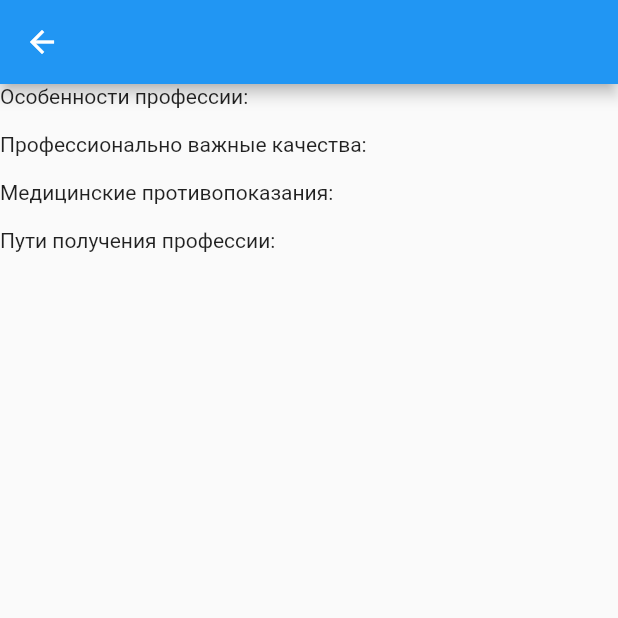
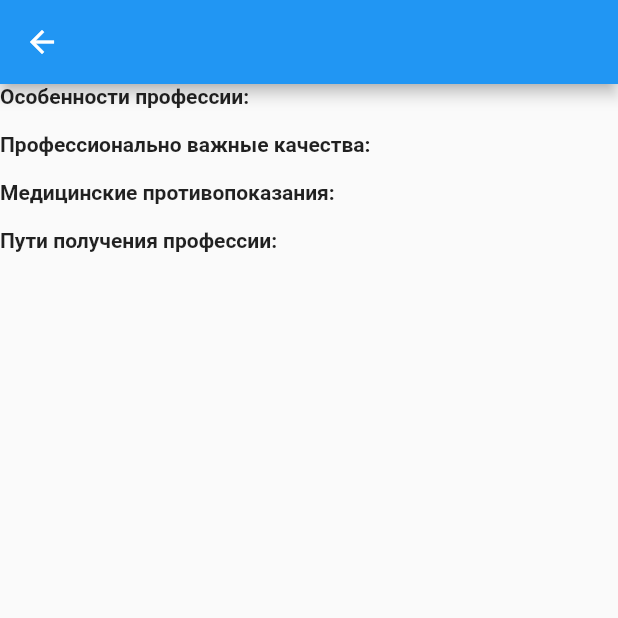
Before and after one commit to cjrsgu/career-guidance-app, a Flutter app: the ProfessiogramScreen screen opened directly with empty values, on a phone screen of 412 x 824 dp, the top half of it. Run offline on Flutter 3.47's test engine with Material 2 defaults, Android fonts, the phone set to English and light mode, and no system bars; our stand-ins replace flutter_redux, redux, redux_thunk.

Commit message:
small style fixes

```diff
--- a/lib/professiogramScreen.dart
+++ b/lib/professiogramScreen.dart
@@ -16,7 +16,10 @@ class ProfessiogramScreen extends StatelessWidget {
         body: Column(
           children: <Widget>[
             Container(
-              child: Text('Особенности профессии:'),
+              child: Text(
+                'Особенности профессии:',
+                style: TextStyle(fontWeight: FontWeight.bold),
+              ),
               alignment: AlignmentDirectional(-1.0, -1.0),
             ),
             Container(
@@ -24,7 +27,10 @@ class ProfessiogramScreen extends StatelessWidget {
               alignment: AlignmentDirectional(-1.0, -1.0),
             ),
             Container(
-              child: Text('Профессионально важные качества:'),
+              child: Text(
+                'Профессионально важные качества:',
+                style: TextStyle(fontWeight: FontWeight.bold),
+              ),
               alignment: AlignmentDirectional(-1.0, -1.0),
             ),
             Container(
@@ -32,7 +38,10 @@ class ProfessiogramScreen extends StatelessWidget {
               alignment: AlignmentDirectional(-1.0, -1.0),
             ),
             Container(
-              child: Text('Медицинские противопоказания:'),
+              child: Text(
+                'Медицинские противопоказания:',
+                style: TextStyle(fontWeight: FontWeight.bold),
+              ),
               alignment: AlignmentDirectional(-1.0, -1.0),
             ),
             Container(
@@ -40,7 +49,10 @@ class ProfessiogramScreen extends StatelessWidget {
               alignment: AlignmentDirectional(-1.0, -1.0),
             ),
             Container(
-              child: Text('Пути получения профессии:'),
+              child: Text(
+                'Пути получения профессии:',
+                style: TextStyle(fontWeight: FontWeight.bold),
+              ),
               alignment: AlignmentDirectional(-1.0, -1.0),
             ),
             Container(
--- a/pubspec.yaml
+++ b/pubspec.yaml
@@ -11,7 +11,7 @@ description: Career guidance app
 # In iOS, build-name is used as CFBundleShortVersionString while build-number used as CFBundleVersion.
 # Read more about iOS versioning at
 # https://developer.apple.com/library/archive/documentation/General/Reference/InfoPlistKeyReference/Articles/CoreFoundationKeys.html
-version: 1.2.0+3
+version: 1.2.1+4
 
 environment:
   sdk: ">=2.1.0 <3.0.0"
```
